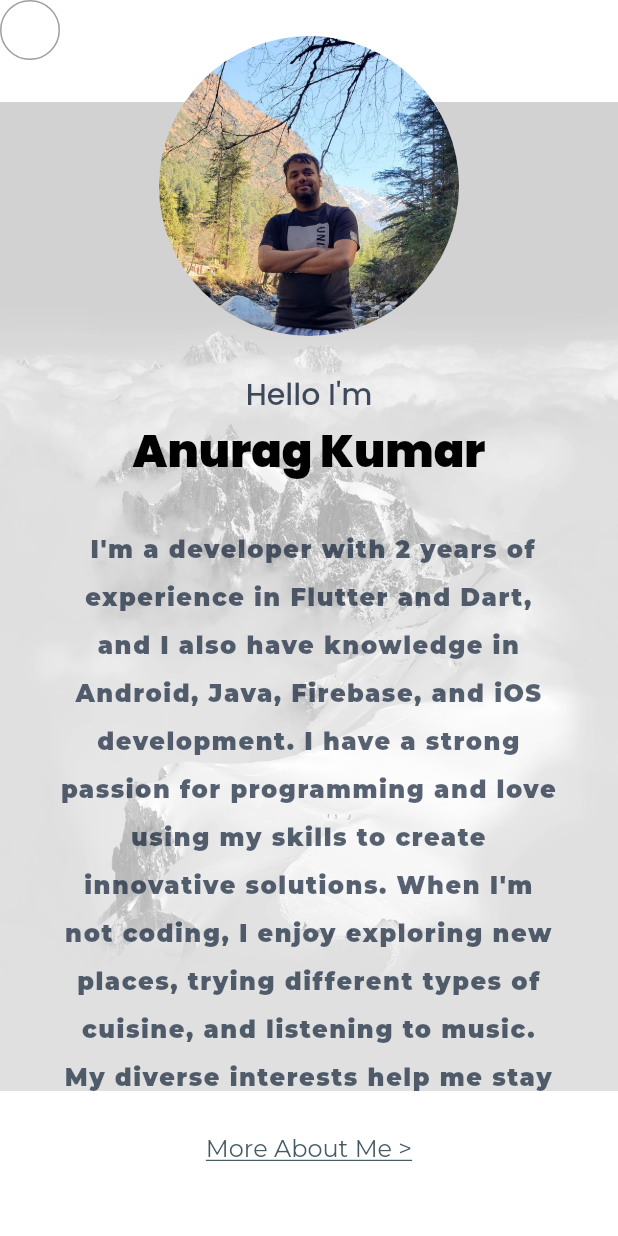
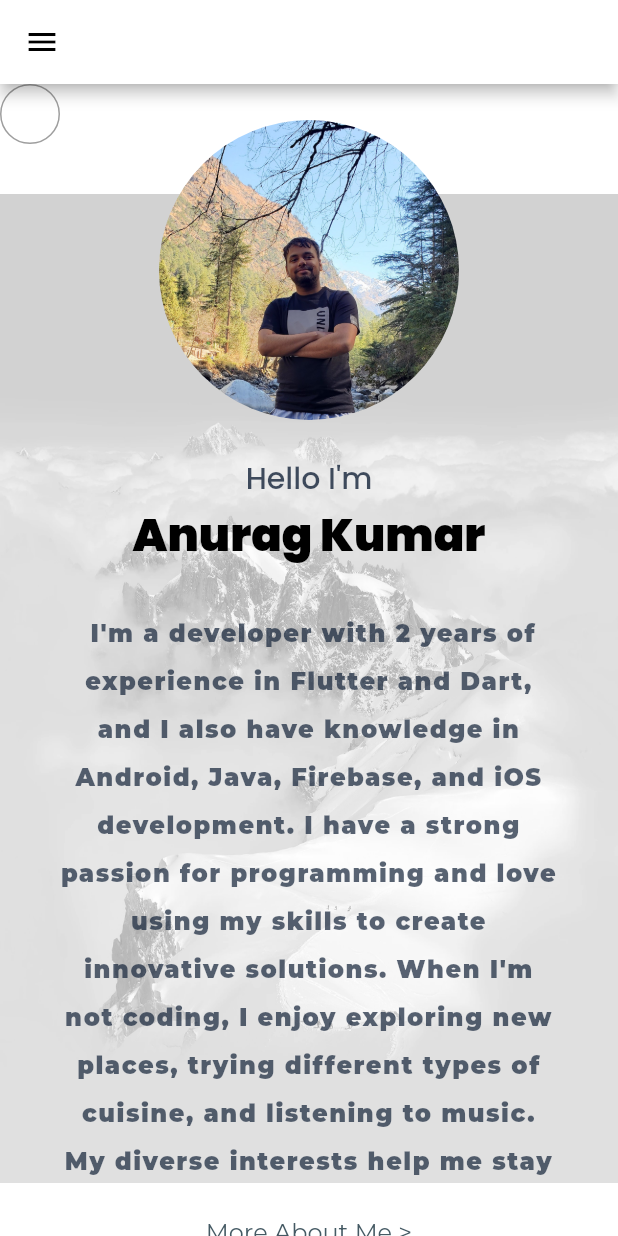
Before and after one commit to anuragkumar7416/my-portfolio, a Flutter app: the screen it shows after launch, on a phone screen of 412 x 824 dp. Run offline on Flutter 3.47's test engine with Material 2 defaults, Android fonts, the phone set to English and light mode, and no system bars; our stand-ins replace bloc, equatable, flutter_bloc, go_router, google_fonts, google_maps_flutter and 1 more.

Commit message:
Added app bar in mobile view

```diff
--- a/lib/main.dart
+++ b/lib/main.dart
@@ -1,9 +1,12 @@
 import 'package:flutter/material.dart';
+import 'package:flutter_web_plugins/url_strategy.dart';
+
 import 'package:flutter_bloc/flutter_bloc.dart';
 import 'package:portfolio/cubit/app_cubit.dart';
 import 'package:portfolio/router.dart';
 
 void main() {
+  usePathUrlStrategy();
   runApp(const MyApp());
 }
 
@@ -15,13 +18,12 @@
     return BlocProvider(
       create: (context) => AppCubit(),
       child: MaterialApp.router(
-        title: 'My Portfolio',
+        title: 'Anurag Kumar',
         debugShowCheckedModeBanner: false,
         theme: ThemeData(
           primarySwatch: Colors.blue,
         ),
         routerConfig: appRouter,
-
       ),
     );
   }
--- a/lib/presentation/dashboard/dashboard_screen.dart
+++ b/lib/presentation/dashboard/dashboard_screen.dart
@@ -35,12 +35,22 @@
 
   @override
   Widget build(BuildContext context) {
+    double maxWidth = MediaQuery.of(context).size.width;
     return BlocProvider(
       create: (context) => DashboardCubit(),
       child: BlocBuilder<DashboardCubit, DashboardState>(
         builder: (context, state) {
           return Scaffold(
             backgroundColor: Colors.white,
+            appBar:  maxWidth > 1210?null:AppBar(backgroundColor: Colors.white,
+              foregroundColor: Colors.black,
+
+            ),
+            drawer: maxWidth > 1210
+                ? null
+                : NavigationDrawerWidget(
+                    currentIndex: getCurrentIndex(),
+                  ),
             body: LayoutBuilder(builder: (context, dimens) {
               if (dimens.maxWidth > 1210) {
                 return Row(
--- a/lib/presentation/dashboard/widgets/copyright_widget.dart
+++ b/lib/presentation/dashboard/widgets/copyright_widget.dart
@@ -14,7 +14,7 @@
 class _CopyrightWidgetState extends State<CopyrightWidget> {
   @override
   Widget build(BuildContext context) {
-    return Text('Copyright ©2023 All rights reserved | This website is made \u2665 by FlutterFly',style: context.secondaryLabelLarge!.copyWith(color: widget.type!=1? CLR.secondaryTextColor:const Color(0x99000000)),textAlign: TextAlign.center,);
+    return Text('Copyright ©2023 All rights reserved | This website is made with \u2665 Flutter by FlutterFly team',style: context.secondaryLabelLarge!.copyWith(color: widget.type!=1? CLR.secondaryTextColor:const Color(0x99000000)),textAlign: TextAlign.center,);
 
   }
 }
--- a/lib/presentation/footer/footer_screen.dart
+++ b/lib/presentation/footer/footer_screen.dart
@@ -20,7 +20,7 @@
     return LayoutBuilder(
       builder: (context,dimens) {
         return Container(
-          height: dimens.isTablet? 439:851,
+          height: dimens.isTablet? 439:870,
           width: MediaQuery.of(context).size.width,
             padding: const EdgeInsets.all(84),
             color: CLR.footerColor,
--- a/lib/presentation/footer/widgets/links_list.dart
+++ b/lib/presentation/footer/widgets/links_list.dart
@@ -38,6 +38,7 @@
           const SizedBox(height: 20,),
           Expanded(
             child: ListView.separated(
+              physics: const NeverScrollableScrollPhysics(),
                 itemBuilder: (context, index) {
                   return GestureDetector(
                     onTap: ()=>_handleOnTapLinkItem(index, context),
```
Also changed, not shown: lib/presentation/projects/projects_screen.dart (+3 -4 lines), 9 other files.
